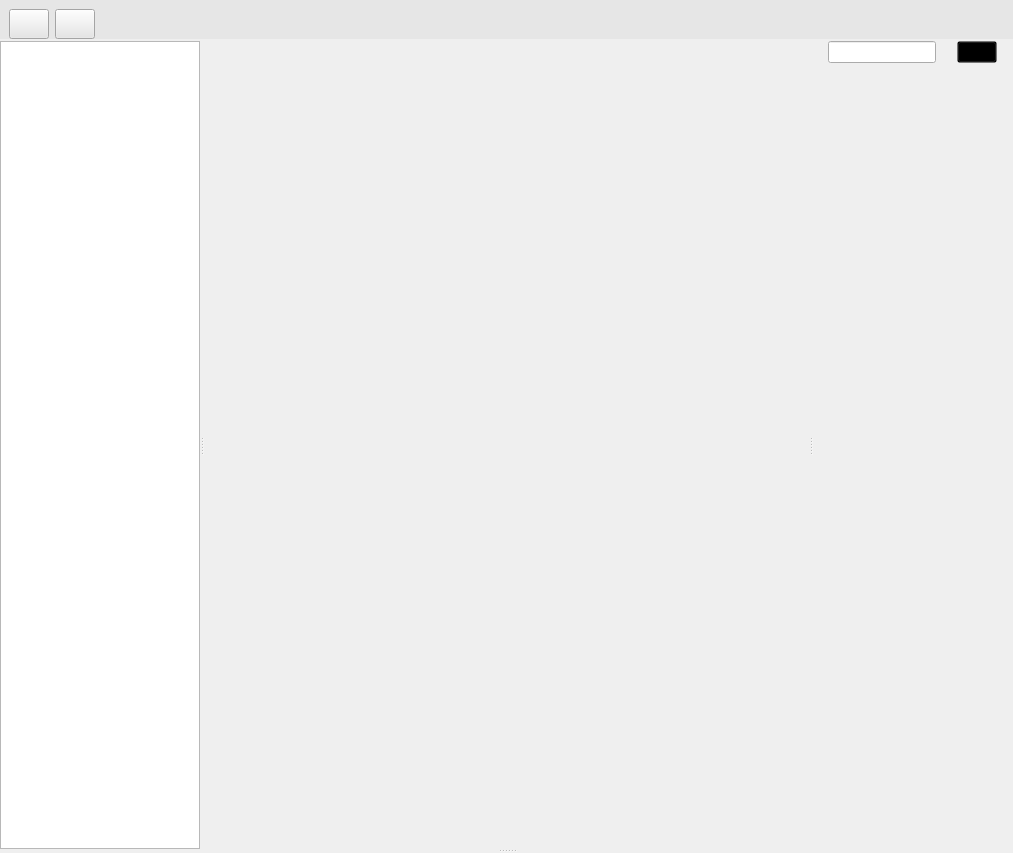
Old version of the form src/ui/pdfReader.ui in the repository geekyAnjali/PdfReading.
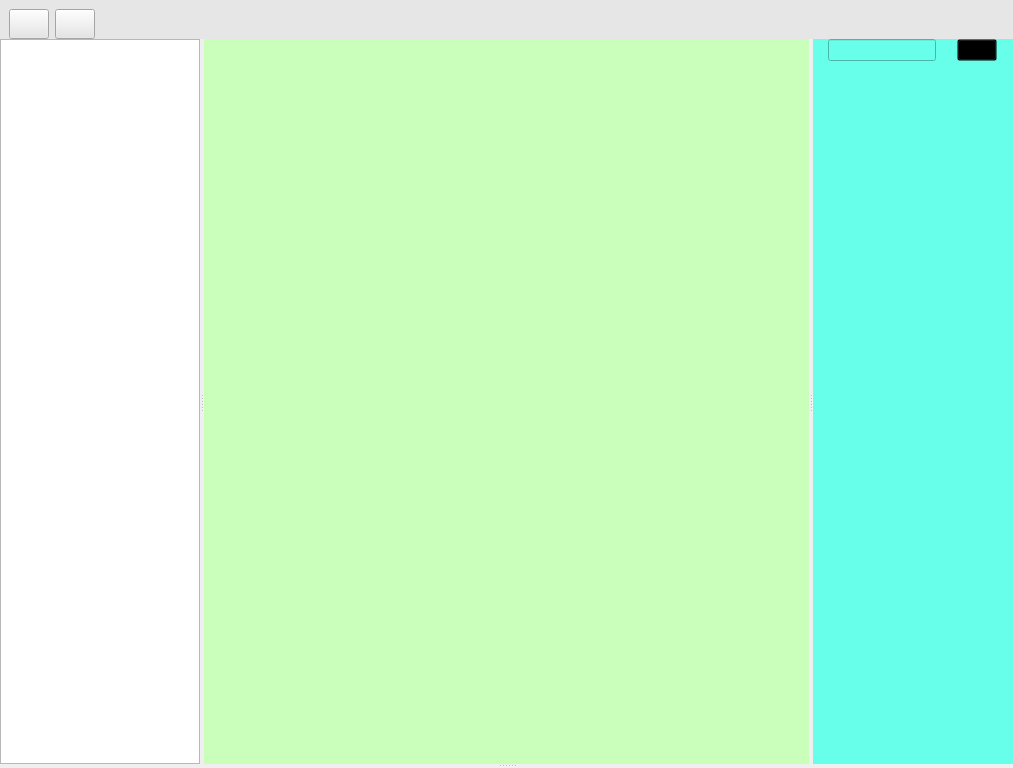
New version of the form. Icons and pictures are not drawn.

Commit message: Set label alignment

What changed in the file:
```diff
--- a/src/ui/pdfReader.ui
+++ b/src/ui/pdfReader.ui
@@ -7,7 +7,7 @@
     <x>0</x>
     <y>0</y>
     <width>1013</width>
-    <height>853</height>
+    <height>768</height>
    </rect>
   </property>
   <property name="windowTitle">
@@ -35,7 +35,7 @@
   <widget class="QWidget" name="centralwidget">
    <layout class="QVBoxLayout" name="verticalLayout">
     <property name="spacing">
-     <number>2</number>
+     <number>0</number>
     </property>
     <property name="leftMargin">
      <number>0</number>
@@ -250,7 +250,7 @@
                </sizepolicy>
               </property>
               <property name="styleSheet">
-               <string notr="true"/>
+               <string notr="true">background-color: rgb(202, 255, 187);</string>
               </property>
               <layout class="QGridLayout" name="gridLayout_3">
                <property name="leftMargin">
@@ -265,6 +265,9 @@
                <property name="bottomMargin">
                 <number>0</number>
                </property>
+               <property name="spacing">
+                <number>0</number>
+               </property>
               </layout>
              </widget>
              <widget class="QWidget" name="search_widget" native="true">
@@ -286,6 +289,9 @@
                 <height>16777215</height>
                </size>
               </property>
+              <property name="styleSheet">
+               <string notr="true">background-color: rgb(103, 255, 233);</string>
+              </property>
               <layout class="QGridLayout" name="gridLayout_4">
                <property name="leftMargin">
                 <number>0</number>
@@ -349,6 +355,12 @@
                  <property name="text">
                   <string/>
                  </property>
+                 <property name="alignment">
+                  <set>Qt::AlignLeading|Qt::AlignLeft|Qt::AlignTop</set>
+                 </property>
+                 <property name="wordWrap">
+                  <bool>true</bool>
+                 </property>
                 </widget>
                </item>
               </layout>
```
Left out of the diff: 13 changed lines with no effect on the pictures. The commit also changes 1 other file.
